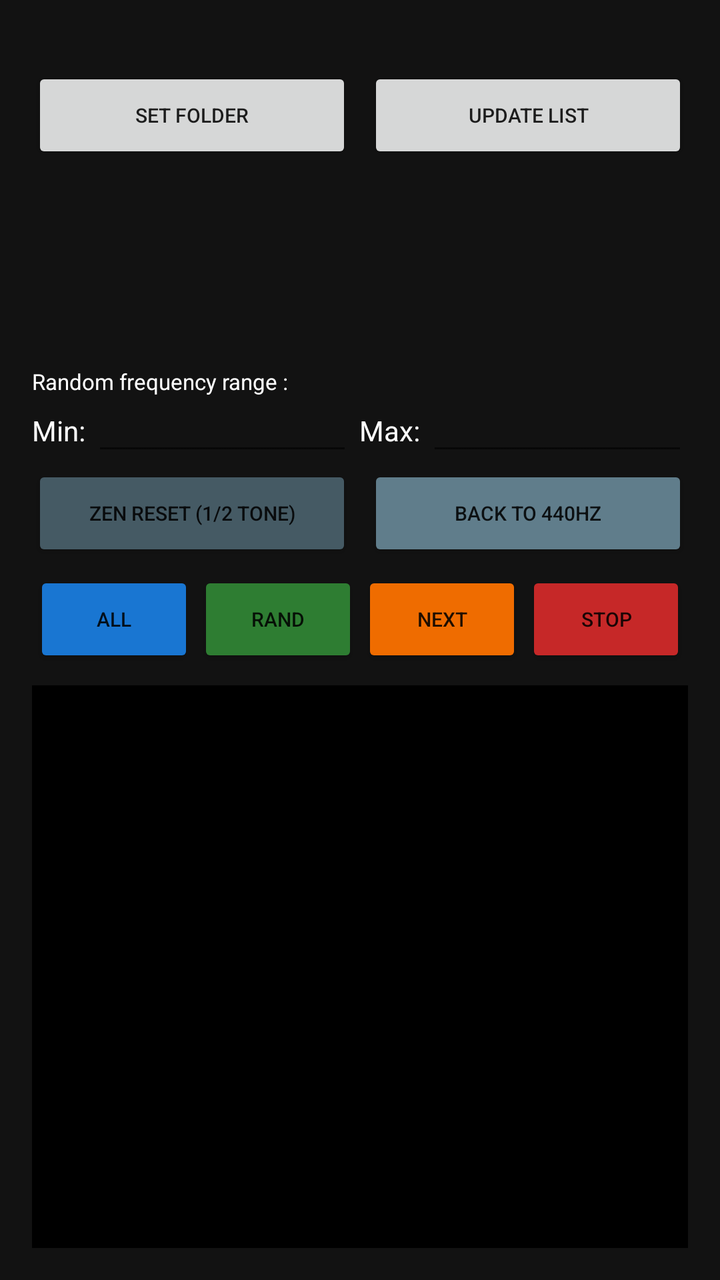
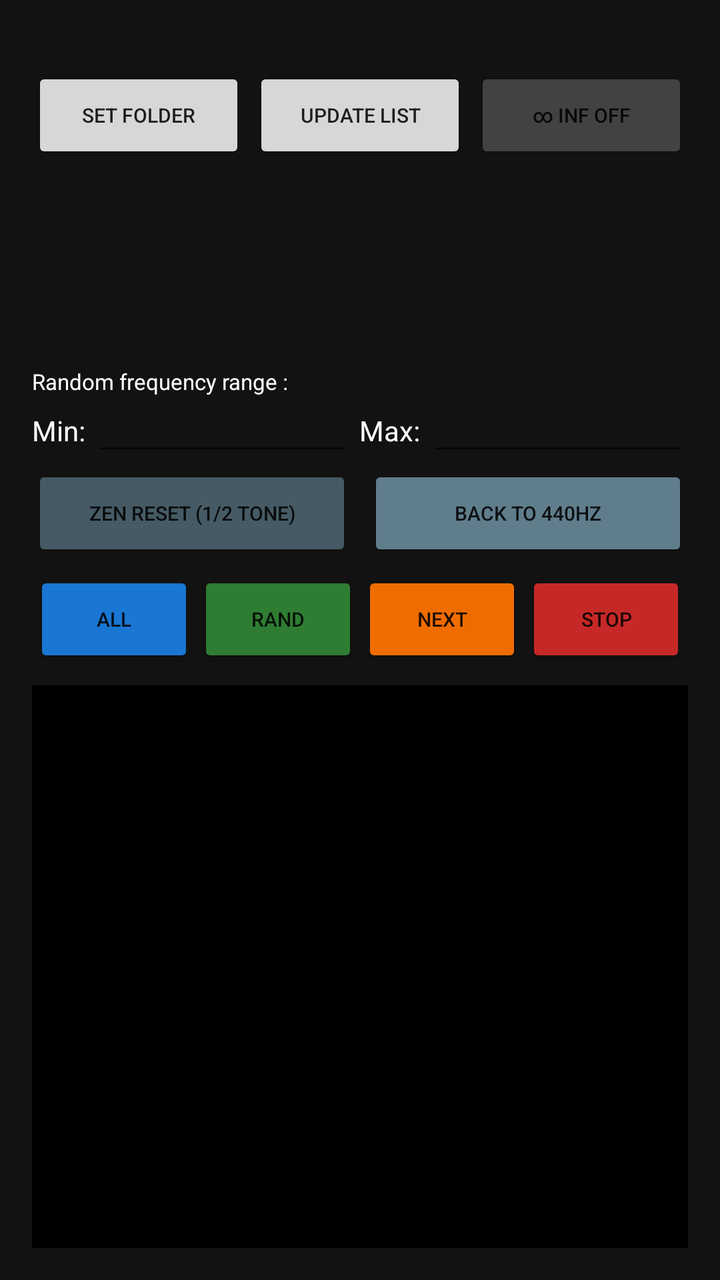

The first picture is an Android layout as it rendered before a commit; the second is the same layout after the commit. The layout source and the unified diff follow.
<!-- AndroidManifest.xml: application theme Theme.AppCompat.DayNight.NoActionBar -->
<!-- res/layout/activity_freqmul.xml -->
<?xml version="1.0" encoding="utf-8"?>
<LinearLayout xmlns:android="http://schemas.android.com/apk/res/android" android:layout_width="match_parent" android:layout_height="match_parent" android:orientation="vertical" android:padding="16dp" android:background="#121212">
    <TextView android:id="@+id/text_root_path" android:layout_width="match_parent" android:layout_height="wrap_content" android:textColor="#888888" android:textSize="10sp" android:paddingBottom="4dp" />
    <LinearLayout android:layout_width="match_parent" android:layout_height="wrap_content" android:orientation="horizontal">
        <Button android:id="@+id/button_root_rep" android:layout_width="0dp" android:layout_height="wrap_content" android:layout_weight="1" android:layout_marginEnd="4dp" android:text="SET FOLDER" android:textSize="10sp" />
        <Button android:id="@+id/button_list_mp3" android:layout_width="0dp" android:layout_height="wrap_content" android:layout_weight="1" android:layout_marginStart="4dp" android:text="UPDATE LIST" android:textSize="10sp" />
    </LinearLayout>
    <ListView android:id="@+id/list_mp3" android:layout_width="match_parent" android:layout_height="0dp" android:layout_weight="1" android:layout_marginTop="4dp" android:layout_marginBottom="4dp" android:divider="#333333" android:dividerHeight="1dp" />
    <TextView android:layout_width="match_parent" android:layout_height="wrap_content" android:text="Random frequency range :" android:textColor="#FFFFFF" android:textSize="11sp" />
    <LinearLayout android:layout_width="match_parent" android:layout_height="wrap_content" android:orientation="horizontal" android:gravity="center_vertical">
        <TextView android:layout_width="wrap_content" android:layout_height="wrap_content" android:text="Min: " android:textColor="#FFFFFF" />
        <EditText android:id="@+id/edit_mul_min" android:layout_width="0dp" android:layout_height="wrap_content" android:layout_weight="1" android:inputType="numberDecimal" android:textColor="#4CAF50" android:textSize="13sp" />
        <TextView android:layout_width="wrap_content" android:layout_height="wrap_content" android:text=" Max: " android:textColor="#FFFFFF" />
        <EditText android:id="@+id/edit_mul_max" android:layout_width="0dp" android:layout_height="wrap_content" android:layout_weight="1" android:inputType="numberDecimal" android:textColor="#4CAF50" android:textSize="13sp" />
    </LinearLayout>
    <LinearLayout android:layout_width="match_parent" android:layout_height="wrap_content" android:orientation="horizontal">
        <Button android:id="@+id/button_reset_freq" android:layout_width="0dp" android:layout_height="wrap_content" android:layout_weight="1" android:layout_marginEnd="4dp" android:text="ZEN RESET (1/2 TONE)" android:backgroundTint="#455A64" android:textSize="10sp" />
        <Button android:id="@+id/button_440" android:layout_width="0dp" android:layout_height="wrap_content" android:layout_weight="1" android:layout_marginStart="4dp" android:text="BACK TO 440HZ" android:backgroundTint="#607D8B" android:textSize="10sp" />
    </LinearLayout>
    <LinearLayout android:layout_width="match_parent" android:layout_height="wrap_content" android:orientation="horizontal" android:layout_marginTop="4dp">
        <Button android:id="@+id/button_play_all" android:layout_width="0dp" android:layout_height="wrap_content" android:layout_weight="1" android:text="ALL" android:layout_margin="1dp" android:backgroundTint="#1976D2" android:textSize="10sp" />
        <Button android:id="@+id/button_play_random" android:layout_width="0dp" android:layout_height="wrap_content" android:layout_weight="1" android:text="RAND" android:layout_margin="1dp" android:backgroundTint="#2E7D32" android:textSize="10sp" />
        <Button android:id="@+id/button_next" android:layout_width="0dp" android:layout_height="wrap_content" android:layout_weight="1" android:text="NEXT" android:layout_margin="1dp" android:backgroundTint="#EF6C00" android:textSize="10sp" />
        <Button android:id="@+id/button_stop" android:layout_width="0dp" android:layout_height="wrap_content" android:layout_weight="1" android:text="STOP" android:layout_margin="1dp" android:backgroundTint="#C62828" android:textSize="10sp" />
    </LinearLayout>
    <ListView android:id="@+id/list_log" android:layout_width="match_parent" android:layout_height="0dp" android:layout_weight="3" android:layout_marginTop="8dp" android:background="#000000" android:divider="#111111" android:dividerHeight="1dp" />
</LinearLayout>
<!-- resources referenced by this layout -->
<resources>

</resources>

<!-- the commit's change to res/layout/activity_freqmul.xml (unified diff, before → after) -->
@@ -2,8 +2,9 @@
 <LinearLayout xmlns:android="http://schemas.android.com/apk/res/android" android:layout_width="match_parent" android:layout_height="match_parent" android:orientation="vertical" android:padding="16dp" android:background="#121212">
     <TextView android:id="@+id/text_root_path" android:layout_width="match_parent" android:layout_height="wrap_content" android:textColor="#888888" android:textSize="10sp" android:paddingBottom="4dp" />
     <LinearLayout android:layout_width="match_parent" android:layout_height="wrap_content" android:orientation="horizontal">
-        <Button android:id="@+id/button_root_rep" android:layout_width="0dp" android:layout_height="wrap_content" android:layout_weight="1" android:layout_marginEnd="4dp" android:text="SET FOLDER" android:textSize="10sp" />
-        <Button android:id="@+id/button_list_mp3" android:layout_width="0dp" android:layout_height="wrap_content" android:layout_weight="1" android:layout_marginStart="4dp" android:text="UPDATE LIST" android:textSize="10sp" />
+        <Button android:id="@+id/button_root_rep" android:layout_width="0dp" android:layout_height="wrap_content" android:layout_weight="1" android:layout_marginEnd="2dp" android:text="SET FOLDER" android:textSize="10sp" />
+        <Button android:id="@+id/button_list_mp3" android:layout_width="0dp" android:layout_height="wrap_content" android:layout_weight="1" android:layout_marginEnd="2dp" android:layout_marginStart="2dp" android:text="UPDATE LIST" android:textSize="10sp" />
+        <Button android:id="@+id/button_infinite" android:layout_width="0dp" android:layout_height="wrap_content" android:layout_weight="1" android:layout_marginStart="2dp" android:text="∞ INF OFF" android:textSize="10sp" android:backgroundTint="#424242" />
     </LinearLayout>
     <ListView android:id="@+id/list_mp3" android:layout_width="match_parent" android:layout_height="0dp" android:layout_weight="1" android:layout_marginTop="4dp" android:layout_marginBottom="4dp" android:divider="#333333" android:dividerHeight="1dp" />
     <TextView android:layout_width="match_parent" android:layout_height="wrap_content" android:text="Random frequency range :" android:textColor="#FFFFFF" android:textSize="11sp" />
